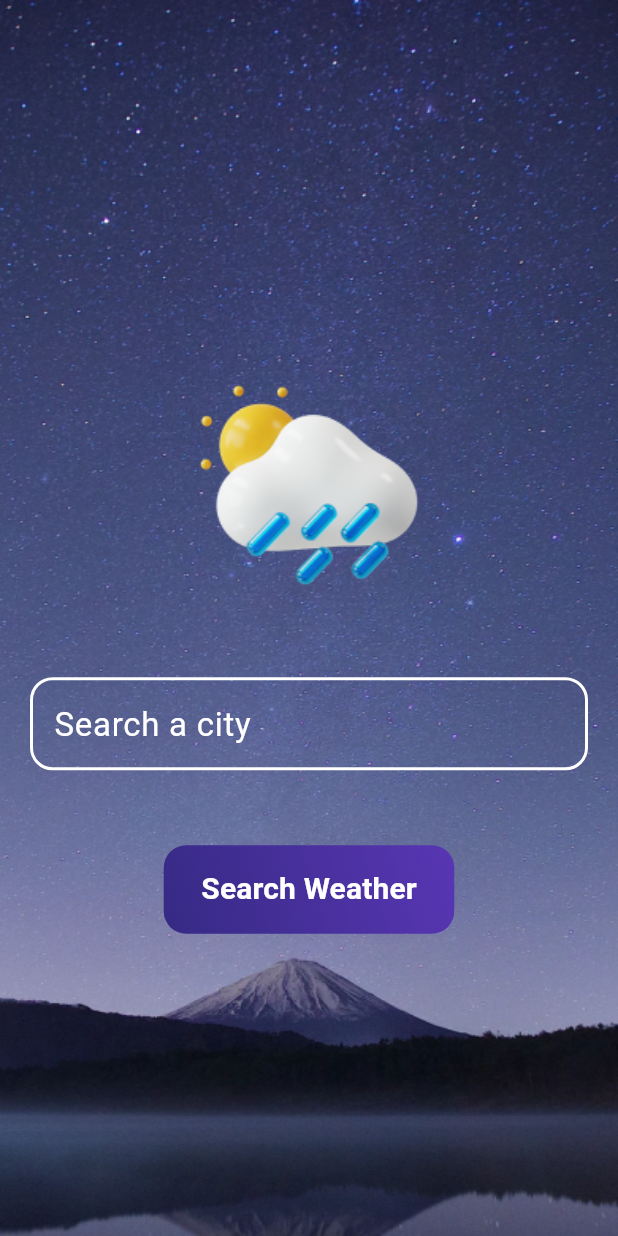
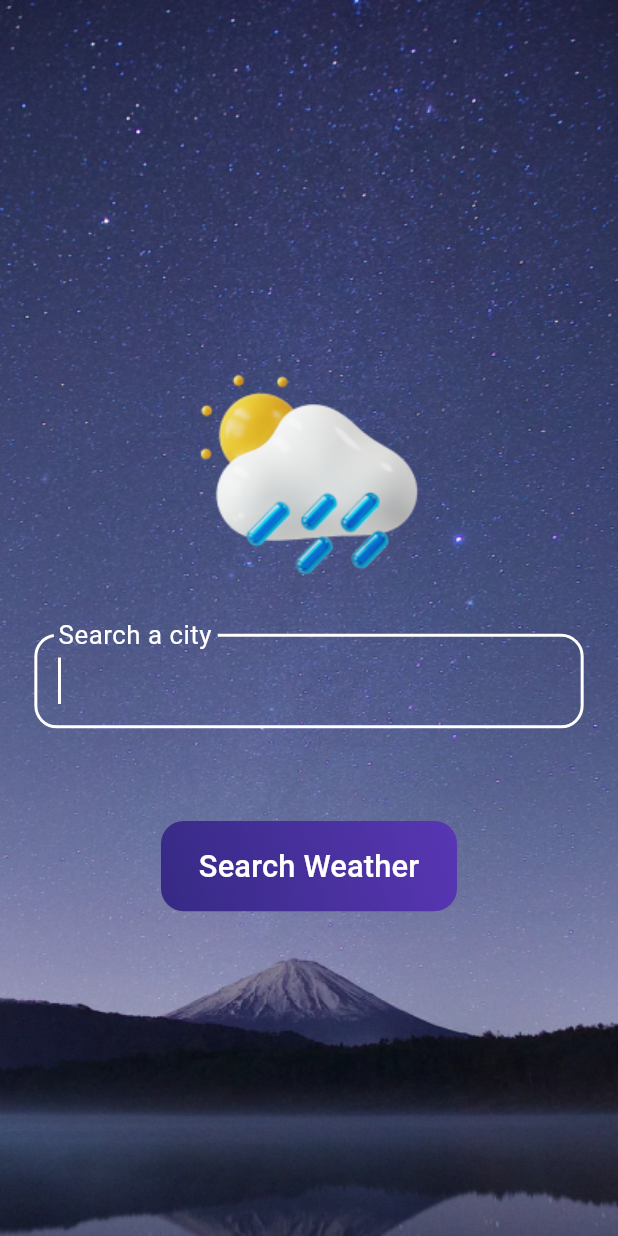
Before and after one commit to mohamed3sman/weather_app, a Flutter app: the screen it shows after launch, on a phone screen of 412 x 824 dp. Run offline on Flutter 3.47's test engine with Material 2 defaults, Android fonts, the phone set to English and light mode, and no system bars; our stand-ins replace flutter_screenutil, geolocator.

Commit message:
make home view responsive

```diff
--- a/lib/main.dart
+++ b/lib/main.dart
@@ -2,6 +2,7 @@ import 'package:flutter/material.dart';
 import 'package:provider/provider.dart';
 import 'package:weather_app/providers/weather_provider.dart';
 import 'package:weather_app/views/home_view/home_view.dart';
+import 'package:flutter_screenutil/flutter_screenutil.dart';
 
 void main() {
   runApp(const MyApp());
@@ -17,12 +18,18 @@ class MyApp extends StatelessWidget {
       create: (context) {
         return WeatherProvider();
       },
-      child: MaterialApp(
-        theme: ThemeData(
-          useMaterial3: true,
+      child: ScreenUtilInit(
+        designSize: const Size(360, 690),
+        minTextAdapt: true,
+        splitScreenMode: true,
+        // Use builder only if you need to use library outside ScreenUtilInit context
+        builder: (_, child) => MaterialApp(
+          theme: ThemeData(
+            useMaterial3: true,
+          ),
+          debugShowCheckedModeBanner: false,
+          home: const HomeView(),
         ),
-        debugShowCheckedModeBanner: false,
-        home: const HomeView(),
       ),
     );
   }
--- a/lib/shared/components/custom_button.dart
+++ b/lib/shared/components/custom_button.dart
@@ -1,4 +1,5 @@
 import 'package:flutter/material.dart';
+import 'package:flutter_screenutil/flutter_screenutil.dart';
 import '../../constants/constants.dart';
 
 class CustomMaterialButton extends StatelessWidget {
@@ -32,15 +33,15 @@ class CustomMaterialButton extends StatelessWidget {
       child: MaterialButton(
         onPressed: onPressed,
         textColor: whiteColor,
-        padding: const EdgeInsets.symmetric(
-          vertical: 15,
-          horizontal: 25,
+        padding: EdgeInsets.symmetric(
+          vertical: 13.h,
+          horizontal: 22.w,
         ),
         child: Text(
           text,
-          style: const TextStyle(
-            fontSize: 20,
-            fontWeight: FontWeight.w600,
+          style: TextStyle(
+            fontSize: 18.sp,
+            fontWeight: FontWeight.w500,
           ),
         ),
       ),
--- a/lib/views/home_view/widgets/home_view_body.dart
+++ b/lib/views/home_view/widgets/home_view_body.dart
@@ -6,17 +6,18 @@ import 'package:weather_app/services/weather_service.dart';
 import 'package:weather_app/shared/components/custom_button.dart';
 import 'package:provider/provider.dart';
 import 'package:weather_app/views/weather_view/weather_view.dart';
+import 'package:flutter_screenutil/flutter_screenutil.dart';
 
 // ignore: must_be_immutable
 class HomeViewBody extends StatelessWidget {
   HomeViewBody({super.key});
 
   String? cityName;
-  var snackBar = const SnackBar(
+  var snackBar = SnackBar(
     content: Text(
       'Enter a correct city name',
       style: TextStyle(
-        fontSize: 18,
+        fontSize: 18.sp,
       ),
     ),
     backgroundColor: kPrimaryColor,
@@ -32,13 +33,14 @@ class HomeViewBody extends StatelessWidget {
         children: [
           Image.asset(
             'assets/images/Sun_cloud_angled_rain.png',
-            width: 250,
+            width: MediaQuery.of(context).size.width * 0.5,
           ),
           Padding(
-            padding: const EdgeInsets.symmetric(horizontal: 20),
+            padding: EdgeInsets.symmetric(horizontal: 20.w),
             child: TextField(
+              autofocus: true,
               cursorColor: whiteColor,
-              style: const TextStyle(color: whiteColor, fontSize: 20),
+              style: TextStyle(color: whiteColor, fontSize: 18.sp),
               onChanged: (data) {
                 cityName = data;
               },
@@ -59,14 +61,14 @@ class HomeViewBody extends StatelessWidget {
               },
               decoration: InputDecoration(
                 border: OutlineInputBorder(
-                    borderRadius: BorderRadius.circular(15),
+                    borderRadius: BorderRadius.circular(15.r),
                     borderSide: const BorderSide(
                       color: whiteColor,
                       width: 2,
                     )),
                 labelText: 'Search a city',
-                labelStyle: const TextStyle(
-                  fontSize: 22,
+                labelStyle: TextStyle(
+                  fontSize: 20.sp,
                   color: whiteColor,
                 ),
                 enabledBorder: OutlineInputBorder(
@@ -84,8 +86,8 @@ class HomeViewBody extends StatelessWidget {
               ),
             ),
           ),
-          const SizedBox(
-            height: 50,
+          SizedBox(
+            height: MediaQuery.of(context).size.height * 0.075,
           ),
           CustomMaterialButton(
             onPressed: () async {
--- a/pubspec.yaml
+++ b/pubspec.yaml
@@ -38,6 +38,7 @@ dependencies:
   geolocator: ^9.0.2
   http: ^1.1.0
   provider: ^6.0.5
+  flutter_screenutil: ^5.9.0
 
 
 dev_dependencies:
```
Also changed, not shown: pubspec.lock.
